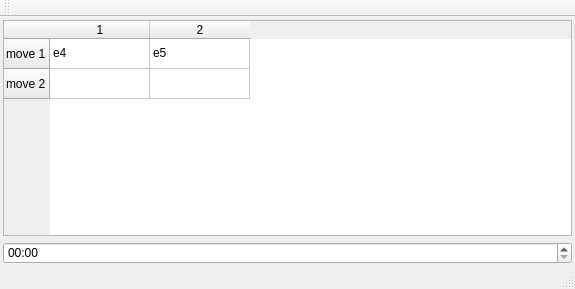
The window that chessui/src/qtproject.ui (jpasserin/chesspp) describes before a commit, drawn with Qt 5.
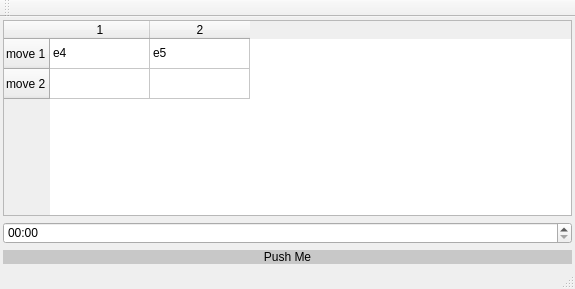
The same window after the commit.

```diff
--- a/chessui/src/qtproject.ui
+++ b/chessui/src/qtproject.ui
@@ -87,6 +87,13 @@
         </property>
        </widget>
       </item>
+      <item>
+       <widget class="QPushButton" name="PushMeBTN">
+        <property name="text">
+         <string>Push Me</string>
+        </property>
+       </widget>
+      </item>
      </layout>
     </item>
    </layout>
```
